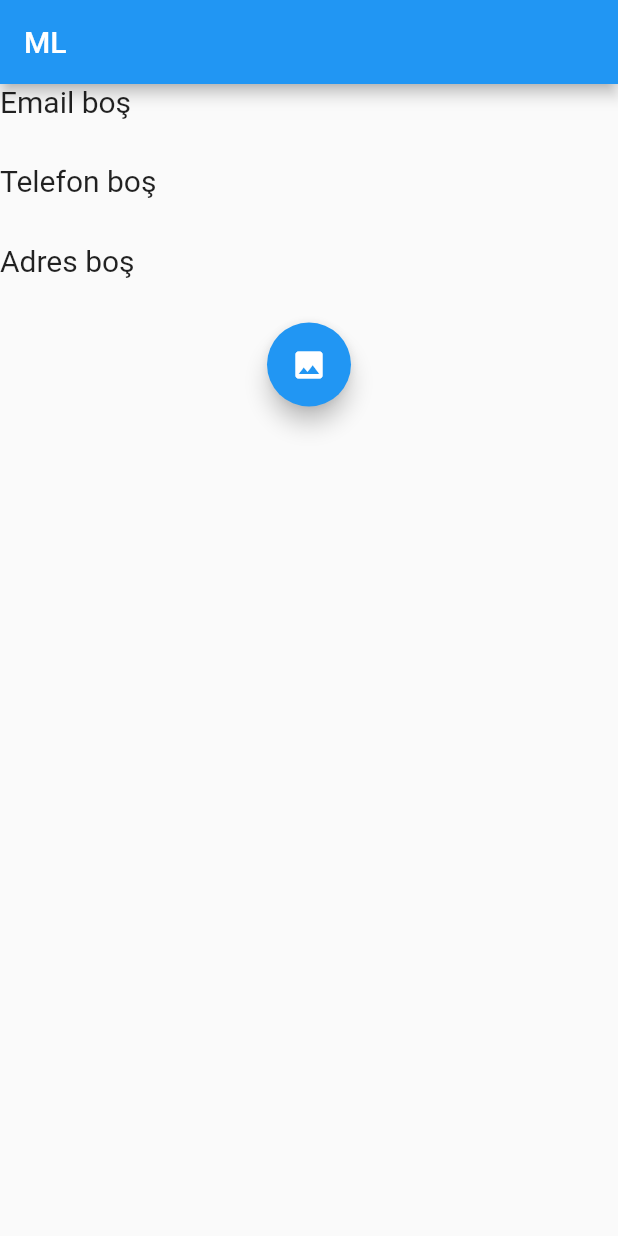
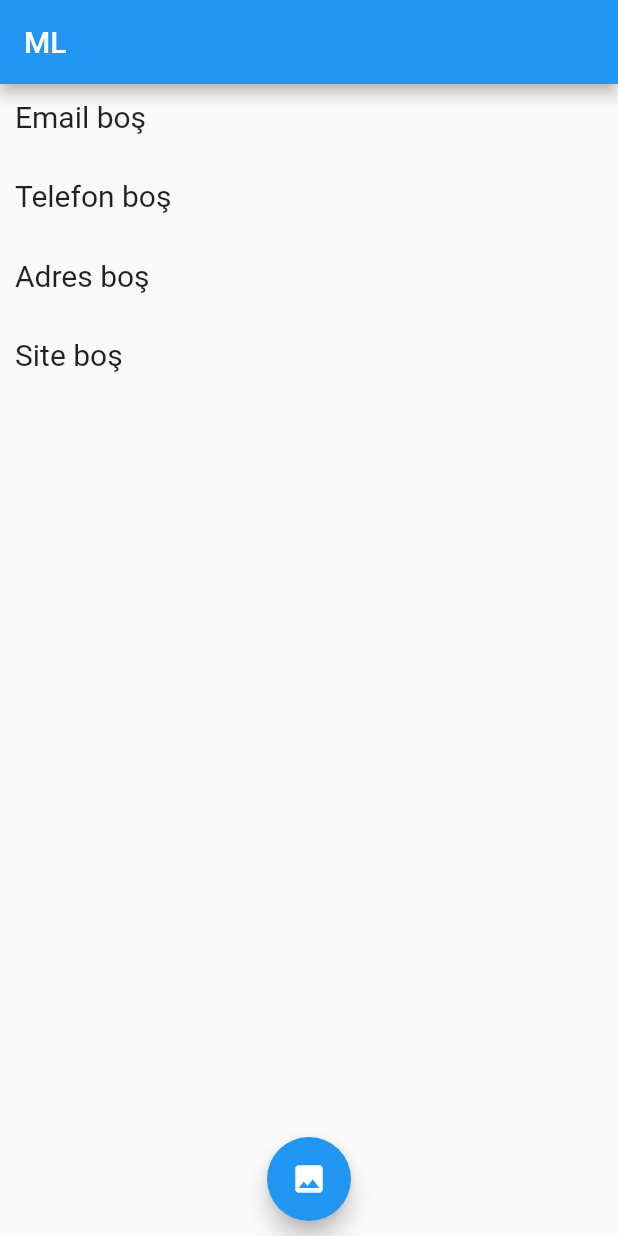
Before and after one commit to husnutass/ml_kit_app, a Flutter app: the screen it shows after launch, after a tap on the "photo" icon, on a phone screen of 412 x 824 dp. Run offline on Flutter 3.47's test engine with Material 2 defaults, Android fonts, the light colour scheme and no system bars; our stand-ins replace email_validator, firebase_core, image_picker; missing offline and left inert: firebase_ml_vision; accounts and stored records are empty.

Commit message:
site eklendi

```diff
--- a/lib/home.dart
+++ b/lib/home.dart
@@ -17,6 +17,7 @@ class _HomeState extends State<Home> {
   List<String> email = [];
   List<String> phone = [];
   List<String> address = [];
+  List<String> site = [];
 
   bool isNumeric(String s) {
     if (s == null) {
@@ -32,6 +33,7 @@ class _HomeState extends State<Home> {
       email = [];
       phone = [];
       address = [];
+      site = [];
       _image = File(pickedFile.path);
       final FirebaseVisionImage visionImage =
           FirebaseVisionImage.fromFile(_image);
@@ -44,7 +46,8 @@ class _HomeState extends State<Home> {
 
       for (TextBlock block in visionText.blocks) {
         final Rect boundingBox = block.boundingBox;
-        print("boundingBox: " + boundingBox.toString());
+        print("boundingBox: " +
+            (boundingBox.size.width * boundingBox.size.height).toString());
         final List<Offset> cornerPoints = block.cornerPoints;
         print("cornerPoints: " + cornerPoints.toString());
         final String text = block.text;
@@ -62,10 +65,19 @@ class _HomeState extends State<Home> {
                 email.add(line.text);
               });
             }
-          } else if (isNumeric(line.text.replaceAll(' ', ''))) {
+          } else if (isNumeric(line.text.replaceAll(
+              // RegExp(r"\b(\w*tel\w*)|(\w*gsm\w*)\b|(\s)", caseSensitive: false),
+              ' ',
+              ''))) {
             if (phone != null) {
               setState(() {
                 phone.add(line.text);
+              });
+            }
+          } else if (line.text.contains("www")) {
+            if (site != null) {
+              setState(() {
+                site.add(line.text);
               });
             }
           } else {
@@ -81,9 +93,6 @@ class _HomeState extends State<Home> {
           }
         }
       }
-
-      print("email: " + email.toString());
-      print("phone: " + phone.toString());
     } else {
       print('No image selected.');
     }
@@ -91,7 +100,9 @@ class _HomeState extends State<Home> {
 
   @override
   Widget build(BuildContext context) {
-    return Column(children: [
+    return Padding(
+      padding: const EdgeInsets.all(10.0),
+      child: Column(children: [
         createRow("Email", email),
         SizedBox(
           height: 30,
@@ -104,11 +115,14 @@ class _HomeState extends State<Home> {
         SizedBox(
           height: 30,
         ),
+        createRow("Site", site),
+        Spacer(),
         FloatingActionButton(
           onPressed: getImage,
           child: Icon(Icons.photo),
         ),
-    ]);
+      ]),
+    );
   }
 
   Row createRow(String name, List<String> list) {
```
Lines whose indentation alone changed are shown as unchanged.
